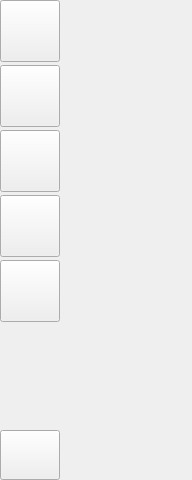
First picture: the form in LNKWallet/functionBar/FunctionWidget.ui, repository HcashOrg/hx-indicator, before the edit.
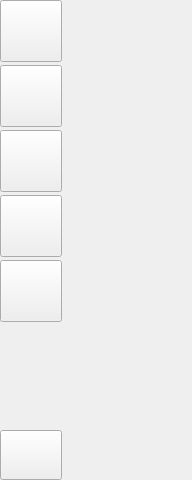
Second picture: the form after the edit.

Diff of the .ui file:
```diff
--- a/LNKWallet/functionBar/FunctionWidget.ui
+++ b/LNKWallet/functionBar/FunctionWidget.ui
@@ -58,7 +58,7 @@
     <rect>
      <x>0</x>
      <y>65</y>
-     <width>60</width>
+     <width>62</width>
      <height>62</height>
     </rect>
    </property>
@@ -70,13 +70,13 @@
    </property>
    <property name="minimumSize">
     <size>
-     <width>60</width>
+     <width>62</width>
      <height>62</height>
     </size>
    </property>
    <property name="maximumSize">
     <size>
-     <width>60</width>
+     <width>62</width>
      <height>62</height>
     </size>
    </property>
@@ -92,7 +92,7 @@
     <rect>
      <x>0</x>
      <y>195</y>
-     <width>60</width>
+     <width>62</width>
      <height>62</height>
     </rect>
    </property>
@@ -104,13 +104,13 @@
    </property>
    <property name="minimumSize">
     <size>
-     <width>60</width>
+     <width>62</width>
      <height>62</height>
     </size>
    </property>
    <property name="maximumSize">
     <size>
-     <width>60</width>
+     <width>62</width>
      <height>62</height>
     </size>
    </property>
@@ -126,7 +126,7 @@
     <rect>
      <x>0</x>
      <y>130</y>
-     <width>60</width>
+     <width>62</width>
      <height>62</height>
     </rect>
    </property>
@@ -138,13 +138,13 @@
    </property>
    <property name="minimumSize">
     <size>
-     <width>60</width>
+     <width>62</width>
      <height>62</height>
     </size>
    </property>
    <property name="maximumSize">
     <size>
-     <width>60</width>
+     <width>62</width>
      <height>62</height>
     </size>
    </property>
@@ -160,7 +160,7 @@
     <rect>
      <x>0</x>
      <y>430</y>
-     <width>60</width>
+     <width>62</width>
      <height>50</height>
     </rect>
    </property>
@@ -172,13 +172,13 @@
    </property>
    <property name="minimumSize">
     <size>
-     <width>60</width>
+     <width>62</width>
      <height>50</height>
     </size>
    </property>
    <property name="maximumSize">
     <size>
-     <width>60</width>
+     <width>62</width>
      <height>50</height>
     </size>
    </property>
@@ -191,7 +191,7 @@
     <rect>
      <x>0</x>
      <y>0</y>
-     <width>60</width>
+     <width>62</width>
      <height>62</height>
     </rect>
    </property>
@@ -203,13 +203,13 @@
    </property>
    <property name="minimumSize">
     <size>
-     <width>60</width>
+     <width>62</width>
      <height>62</height>
     </size>
    </property>
    <property name="maximumSize">
     <size>
-     <width>60</width>
+     <width>62</width>
      <height>62</height>
     </size>
    </property>
@@ -225,7 +225,7 @@
     <rect>
      <x>0</x>
      <y>260</y>
-     <width>60</width>
+     <width>62</width>
      <height>62</height>
     </rect>
    </property>
@@ -237,13 +237,13 @@
    </property>
    <property name="minimumSize">
     <size>
-     <width>60</width>
+     <width>62</width>
      <height>62</height>
     </size>
    </property>
    <property name="maximumSize">
     <size>
-     <width>60</width>
+     <width>62</width>
      <height>62</height>
     </size>
    </property>
```
